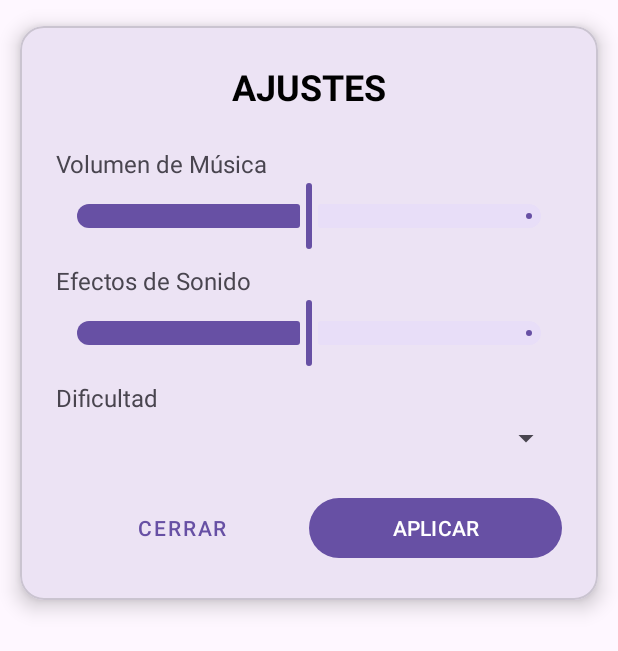
After one commit to asdf915/TacticalWars, an Android app: the layout dialog_settings.xml on its own in the app's theme, with its tools: preview values and no code run, on a phone screen of 412 x 824 dp. The commit adds this screen. Shown: the top 651 px of the screen. Run offline under Robolectric (Android 15) with nearby library versions, the phone set to English and light mode, and no system bars.

Commit message:
Implementacion de menu de opciones

```diff
--- /dev/null
+++ b/app/src/main/res/layout/dialog_settings.xml
@@ -0,0 +1,94 @@
+<?xml version="1.0" encoding="utf-8"?>
+<com.google.android.material.card.MaterialCardView xmlns:android="http://schemas.android.com/apk/res/android"
+    xmlns:app="http://schemas.android.com/apk/res-auto"
+    android:layout_width="match_parent"
+    android:layout_height="wrap_content"
+    app:cardCornerRadius="16dp"
+    app:cardElevation="8dp"
+    app:cardUseCompatPadding="true">
+
+    <LinearLayout
+        android:layout_width="match_parent"
+        android:layout_height="wrap_content"
+        android:orientation="vertical"
+        android:padding="24dp">
+
+        <TextView
+            android:layout_width="wrap_content"
+            android:layout_height="wrap_content"
+            android:layout_gravity="center"
+            android:text="AJUSTES"
+            android:textSize="24sp"
+            android:textStyle="bold"
+            android:textColor="@color/black" />
+
+        <Space
+            android:layout_width="match_parent"
+            android:layout_height="24dp" />
+
+        <TextView
+            android:layout_width="wrap_content"
+            android:layout_height="wrap_content"
+            android:text="Volumen de Música"
+            android:textSize="16sp" />
+
+        <com.google.android.material.slider.Slider
+            android:id="@+id/sliderMusic"
+            android:layout_width="match_parent"
+            android:layout_height="wrap_content"
+            android:valueFrom="0.0"
+            android:valueTo="1.0"
+            android:value="0.5" />
+
+        <TextView
+            android:layout_width="wrap_content"
+            android:layout_height="wrap_content"
+            android:layout_marginTop="8dp"
+            android:text="Efectos de Sonido"
+            android:textSize="16sp" />
+
+        <com.google.android.material.slider.Slider
+            android:id="@+id/sliderSFX"
+            android:layout_width="match_parent"
+            android:layout_height="wrap_content"
+            android:valueFrom="0.0"
+            android:valueTo="1.0"
+            android:value="0.5" />
+
+        <TextView
+            android:layout_width="wrap_content"
+            android:layout_height="wrap_content"
+            android:layout_marginTop="8dp"
+            android:text="Dificultad"
+            android:textSize="16sp" />
+
+        <Spinner
+            android:id="@+id/spinnerDifficulty"
+            android:layout_width="match_parent"
+            android:layout_height="wrap_content"
+            android:layout_marginTop="4dp"
+            android:padding="8dp" />
+
+        <LinearLayout
+            android:layout_width="match_parent"
+            android:layout_height="wrap_content"
+            android:layout_marginTop="24dp"
+            android:orientation="horizontal">
+
+            <Button
+                android:id="@+id/btnCancel"
+                style="@style/Widget.MaterialComponents.Button.TextButton"
+                android:layout_width="0dp"
+                android:layout_height="wrap_content"
+                android:layout_weight="1"
+                android:text="CERRAR" />
+
+            <Button
+                android:id="@+id/btnApply"
+                android:layout_width="0dp"
+                android:layout_height="wrap_content"
+                android:layout_weight="1"
+                android:text="APLICAR" />
+        </LinearLayout>
+    </LinearLayout>
+</com.google.android.material.card.MaterialCardView>
```
Also changed, not shown: app/src/main/java/com/example/tacticalwars/HomeFragment.kt (+74 -6 lines).
